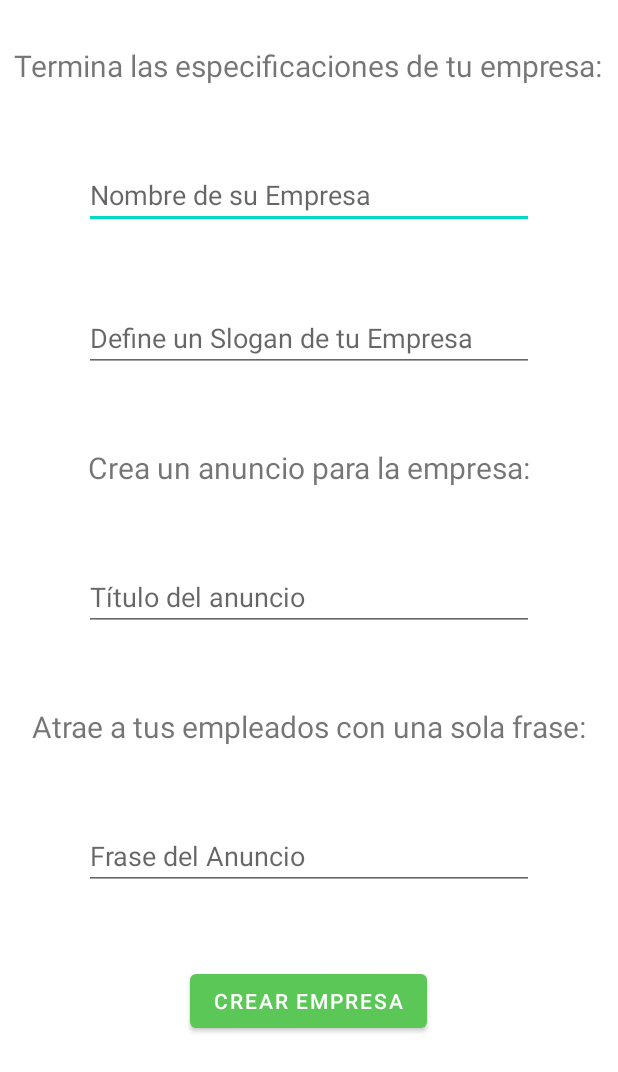
After one commit to DaniSabbagh97/VieFy-TFG, an Android app: the EspecificacionesEmpresa screen opened directly, with no data from a screen before it, on a phone screen of 412 x 824 dp. The commit adds this screen. Shown: the top 1072 px of the screen. Run offline under Robolectric (Android 15) with nearby library versions, the phone set to English and light mode, and no system bars; Roboto replaces fonts that are not available here; 2 statements that could not run were skipped.

Commit message:
Creacion de Empresa terminado

```diff
--- a/app/src/main/java/com/example/biometricthings/Propiedades/ListAdapter.java
+++ b/app/src/main/java/com/example/biometricthings/Propiedades/ListAdapter.java
@@ -114,6 +114,7 @@ public class ListAdapter extends RecyclerView.Adapter<ListAdapter.ViewHolder> {
                     i.putExtra("pisicina", mData.get(getAdapterPosition()).getPiscina());
                     i.putExtra("aireAcondicionado", mData.get(getAdapterPosition()).getAireAcondicionado());
                     i.putExtra("parking", mData.get(getAdapterPosition()).getParking());
+                    i.putExtra("tipo", mData.get(getAdapterPosition()).getTipo());
                     v.getContext().startActivity(i);
                 }
             });
--- /dev/null
+++ b/app/src/main/java/com/example/biometricthings/Roles/EspecificacionesEmpresa.java
@@ -0,0 +1,168 @@
+package com.example.biometricthings.Roles;
+
+import androidx.appcompat.app.AlertDialog;
+import androidx.appcompat.app.AppCompatActivity;
+import retrofit2.Call;
+import retrofit2.Callback;
+import retrofit2.Response;
+
+import android.content.Context;
+import android.content.Intent;
+import android.content.SharedPreferences;
+import android.os.Bundle;
+import android.view.View;
+import android.widget.Button;
+import android.widget.EditText;
+import android.widget.TextView;
+
+import com.example.biometricthings.HomeActivity;
+import com.example.biometricthings.Propiedades.MostrarPropiedadActivity;
+import com.example.biometricthings.R;
+import com.example.biometricthings.model.Empresa;
+import com.example.biometricthings.model.HistoricoCuentaParticulares;
+import com.example.biometricthings.model.Propiedades;
+import com.example.biometricthings.remote.APIService;
+import com.example.biometricthings.remote.RetroClass;
+
+public class EspecificacionesEmpresa extends AppCompatActivity {
+    private EditText etNombreEmpresa;
+    private EditText etSlogan;
+    private EditText etTituloAnuncio;
+    private EditText etCuerpoAnuncio;
+    private Button btnCrearEmpresa;
+
+    private AlertDialog.Builder dialogBuilder;
+    private AlertDialog dialog;
+
+    private int idProp;
+
+    private Empresa empresa;
+    private HistoricoCuentaParticulares hcp;
+    private String token;
+
+    private String nombreEmpresa;
+    private String slogan;
+    private String tituloAnuncio;
+    private String fraseAnuncio;
+    private int saldo;
+    private int saldoEmpresario;
+    private int idUser;
+    private double precio;
+    private TextView tvInfo;
+    private Button btnSi;
+    private Button btnNo;
+
+    @Override
+    protected void onCreate(Bundle savedInstanceState) {
+        super.onCreate(savedInstanceState);
+        setContentView(R.layout.activity_especificaciones_empresa);
+        hcp = new HistoricoCuentaParticulares();
+        token = cargarPreferencias();
+        Bundle extras = getIntent().getExtras();
+        idProp = extras.getInt("idProp");
+        precio = extras.getDouble("precio");
+
+
+        etNombreEmpresa = (EditText) findViewById(R.id.etNombreEmpresa);
+        etSlogan = (EditText) findViewById(R.id.etSlogan);
+        etTituloAnuncio = (EditText) findViewById(R.id.etTituloAnuncio);
+        etCuerpoAnuncio = (EditText) findViewById(R.id.etCuerpoAnuncio);
+        btnCrearEmpresa = (Button) findViewById(R.id.btnCrearEmpresa);
+
+        btnCrearEmpresa.setOnClickListener(new View.OnClickListener() {
+            @Override
+            public void onClick(View view) {
+
+                final APIService apiService = RetroClass.getAPIService();
+                Call<HistoricoCuentaParticulares> getSaldo = apiService.obtenerSaldo(token);
+                getSaldo.enqueue(new Callback<HistoricoCuentaParticulares>() {
+                    @Override
+                    public void onResponse(Call<HistoricoCuentaParticulares> call, Response<HistoricoCuentaParticulares> response) {
+                        hcp = response.body();
+                        saldo = hcp.getSaldo();
+                        idUser = hcp.getId_user();
+                        saldoEmpresario = (saldo *10);
+                        nombreEmpresa = etNombreEmpresa.getText().toString().trim();
+                        slogan = etSlogan.getText().toString().trim();
+                        tituloAnuncio = etTituloAnuncio.getText().toString().trim();
+                        fraseAnuncio = etCuerpoAnuncio.getText().toString().trim();
+
+                        empresa = new Empresa(nombreEmpresa, idUser, saldoEmpresario, saldoEmpresario, precio, idProp, slogan, tituloAnuncio, fraseAnuncio);
+                        if(response.body()!=null){
+                            createNewDialog(empresa);
+                        }
+                    }
+
+                    @Override
+                    public void onFailure(Call<HistoricoCuentaParticulares> call, Throwable t) {
+
+                    }
+                });
+
+
+
+            }
+        });
+
+
+
+    }
+    public void createNewDialog(Empresa e){
+        dialogBuilder = new AlertDialog.Builder(this);
+        final View popUpView = getLayoutInflater().inflate(R.layout.popup_confirmacion_propiedad, null);
+        tvInfo = (TextView) popUpView.findViewById(R.id.tvInfo);
+        btnSi = (Button) popUpView.findViewById(R.id.btnSi);
+        btnNo = (Button) popUpView.findViewById(R.id.btnNo);
+
+        tvInfo.setText("¿Estás seguro de querer crear una empresa con estos datos?");
+
+        dialogBuilder.setView(popUpView);
+        dialog = dialogBuilder.create();
+        dialog.show();
+
+        btnSi.setOnClickListener(new View.OnClickListener() {
+            @Override
+            public void onClick(View view) {
+
+                    final APIService apiService = RetroClass.getAPIService();
+                    Call<Boolean> registroProp = apiService.insertarEmpresa(e, token);
+                    registroProp.enqueue(new Callback<Boolean>() {
+                        @Override
+                        public void onResponse(Call<Boolean> call, Response<Boolean> response) {
+                            if(response.body()){
+                                Intent i = new Intent(EspecificacionesEmpresa.this, HomeActivity.class);
+                                startActivity(i);
+                                finish();
+                            }
+                        }
+
+                        @Override
+                        public void onFailure(Call<Boolean> call, Throwable t) {
+
+                        }
+                    });
+
+
+            }
+        });
+
+        btnNo.setOnClickListener(new View.OnClickListener() {
+            @Override
+            public void onClick(View view) {
+                dialog.dismiss();
+            }
+        });
+    }
+
+    public String cargarPreferencias(){
+        SharedPreferences preferences = getSharedPreferences("credenciales", Context.MODE_PRIVATE);
+
+        String tokenFinal = preferences.getString("token","No existe el token");
+
+        return tokenFinal;
+
+
+    }
+
+
+}
--- a/app/src/main/java/com/example/biometricthings/remote/APIService.java
+++ b/app/src/main/java/com/example/biometricthings/remote/APIService.java
@@ -1,5 +1,7 @@
 package com.example.biometricthings.remote;
 
+import com.example.biometricthings.model.Empresa;
+import com.example.biometricthings.model.HistoricoCuentaParticulares;
 import com.example.biometricthings.model.JWTToken;
 import com.example.biometricthings.model.Propiedades;
 import com.example.biometricthings.model.Test;
@@ -34,6 +36,9 @@ public interface APIService {
  @GET("http://192.168.1.10:8080/api/users/profile/test")
  Call<User> userProfileTest(@Header("Authorization") String token);
 
+ @GET("http://192.168.1.10:8080/api/historicoCuentaParticulares/saldo")
+ Call<HistoricoCuentaParticulares> obtenerSaldo(@Header("Authorization") String token);
+
  @HTTP(method = "POST", path = "http://192.168.1.10:8080/api/users/register", hasBody = true)
  Call<Integer> registerUser(@Body User user);
 
@@ -44,8 +49,13 @@ public interface APIService {
  Call<String> registroPropiedad(@Body Propiedades p, @Header("Authorization") String token);//TODO CON TOKEN
 
  @HTTP(method = "GET", path = "http://192.168.1.10:8080/api/propiedades/obtener")
+ Call<ArrayList<Propiedades>> obtenerPropiedades(@Header("Authorization") String token);
 
- Call<ArrayList<Propiedades>> obtenerPropiedades(@Header("Authorization") String token);
+ @HTTP(method = "GET", path = "http://192.168.1.10:8080/api/propiedades/obtenerLocal")
+ Call<ArrayList<Propiedades>> obtenerLocales(@Header("Authorization") String token);
+
+ @HTTP(method = "POST", path = "http://192.168.1.10:8080/api/empresas/insertarEmpresa", hasBody = true)
+ Call<Boolean> insertarEmpresa(@Body Empresa e, @Header("Authorization") String token);
 
 
 }
--- /dev/null
+++ b/app/src/main/res/layout/activity_especificaciones_empresa.xml
@@ -0,0 +1,99 @@
+<?xml version="1.0" encoding="utf-8"?>
+
+<RelativeLayout xmlns:android="http://schemas.android.com/apk/res/android"
+    xmlns:app="http://schemas.android.com/apk/res-auto"
+    xmlns:tools="http://schemas.android.com/tools"
+    android:layout_width="match_parent"
+    android:layout_height="match_parent"
+    tools:context=".Roles.EspecificacionesEmpresa">
+
+    <ScrollView
+        android:layout_width="match_parent"
+        android:layout_height="match_parent">
+        <RelativeLayout
+            android:layout_width="match_parent"
+            android:layout_height="match_parent">
+
+            <TextView
+                android:id="@+id/tvEspecificaciones"
+                android:layout_width="wrap_content"
+                android:layout_height="wrap_content"
+                android:layout_centerHorizontal="true"
+                android:layout_alignParentTop="true"
+                android:layout_marginTop="30dp"
+                android:textSize="20sp"
+                android:text="Termina las especificaciones de tu empresa:" />
+
+            <EditText
+                android:id="@+id/etNombreEmpresa"
+                android:layout_width="300dp"
+                android:layout_height="wrap_content"
+                android:layout_centerHorizontal="true"
+                android:layout_below="@+id/tvEspecificaciones"
+                android:layout_marginTop="50dp"
+                android:hint="Nombre de su Empresa"
+                android:inputType="textPersonName" />
+
+            <EditText
+                android:id="@+id/etSlogan"
+                android:layout_width="300dp"
+                android:layout_height="wrap_content"
+                android:layout_centerHorizontal="true"
+                android:layout_below="@+id/etNombreEmpresa"
+                android:layout_marginTop="50dp"
+                android:hint="Define un Slogan de tu Empresa"
+                android:inputType="textPersonName" />
+
+            <TextView
+                android:id="@+id/tvAnuncio"
+                android:layout_width="wrap_content"
+                android:layout_height="wrap_content"
+                android:layout_centerHorizontal="true"
+                android:layout_below="@+id/etSlogan"
+                android:layout_marginTop="50dp"
+                android:textSize="20sp"
+                android:text="Crea un anuncio para la empresa:" />
+
+            <EditText
+                android:id="@+id/etTituloAnuncio"
+                android:layout_width="300dp"
+                android:layout_height="wrap_content"
+                android:layout_below="@+id/tvAnuncio"
+                android:layout_centerHorizontal="true"
+                android:layout_marginTop="50dp"
+                android:hint="Título del anuncio"
+                android:inputType="textPersonName" />
+
+            <TextView
+                android:id="@+id/tvCuerpoAnuncio"
+                android:layout_width="wrap_content"
+                android:layout_height="wrap_content"
+                android:layout_centerHorizontal="true"
+                android:layout_below="@+id/etTituloAnuncio"
+                android:layout_marginTop="50dp"
+                android:textSize="20sp"
+                android:text="Atrae a tus empleados con una sola frase:" />
+
+            <EditText
+                android:id="@+id/etCuerpoAnuncio"
+                android:layout_width="300dp"
+                android:layout_height="wrap_content"
+                android:layout_below="@+id/tvCuerpoAnuncio"
+                android:layout_centerHorizontal="true"
+                android:layout_marginTop="50dp"
+                android:hint="Frase del Anuncio"
+                android:inputType="textPersonName" />
+
+            <Button
+                android:id="@+id/btnCrearEmpresa"
+                android:layout_width="wrap_content"
+                android:layout_height="wrap_content"
+                android:layout_centerHorizontal="true"
+                android:layout_below="@+id/etCuerpoAnuncio"
+                android:layout_marginTop="50dp"
+                android:text="Crear Empresa" />
+
+
+        </RelativeLayout>
+    </ScrollView>
+</RelativeLayout>
```
Also changed, not shown: app/src/main/AndroidManifest.xml (+5 -2 lines), app/src/main/java/com/example/biometricthings/Propiedades/MostrarPropiedadActivity.java (+18 -10 lines), app/src/main/java/com/example/biometricthings/Propiedades/PropiedadesActivity.java (+64 -1 lines), app/src/main/java/com/example/biometricthings/Roles/CreaEmpresaActivity.java (+22 -1 lines), app/src/main/java/com/example/biometricthings/Test/ConfirmacionTestActivity.java (+1 -0 lines), app/src/main/java/com/example/biometricthings/model/Empresa.java (added, +122 -0 lines), app/src/main/java/com/example/biometricthings/model/HistoricoCuentaParticulares.java (added, +91 -0 lines), app/src/main/res/layout/activity_crea_empresa.xml (+35 -8 lines).
